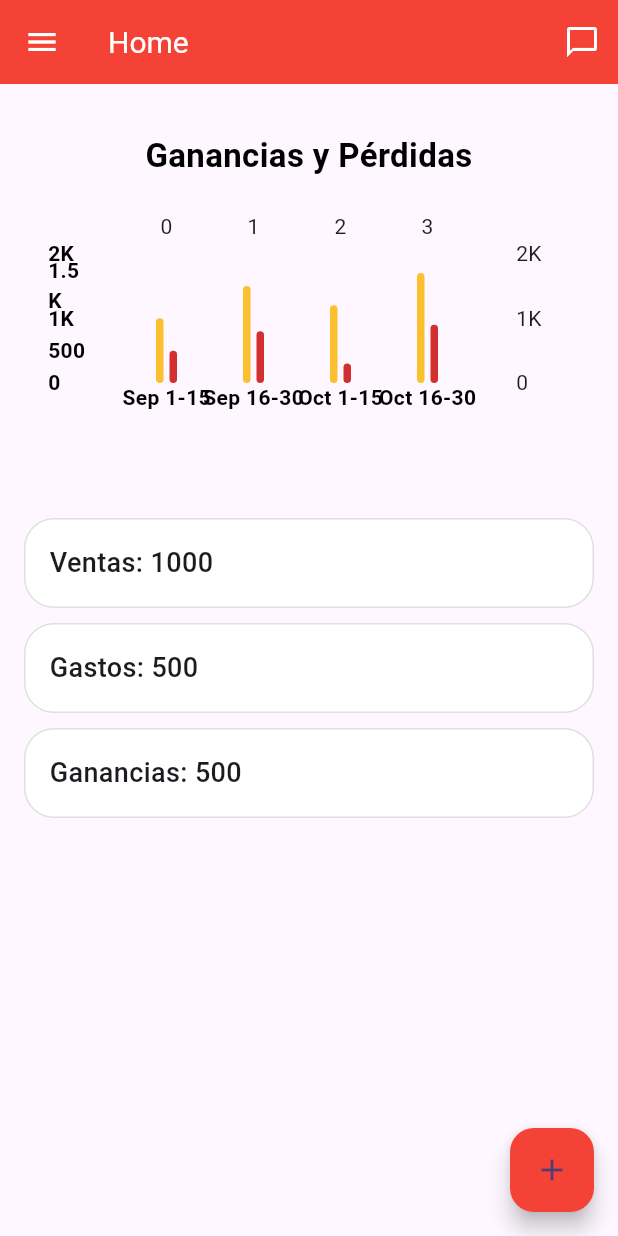
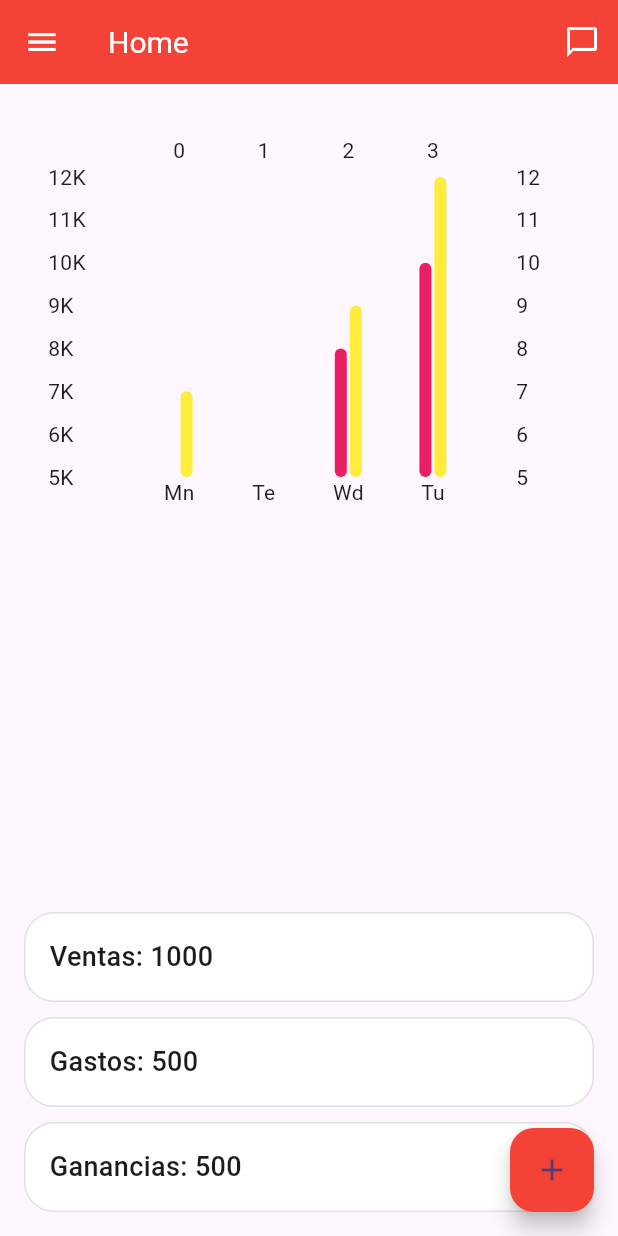
Before and after one commit to marlonbossa09/red_snack_gestion, a Flutter app: the screen it shows after launch, after a tap on "Iniciar Sesión", on a phone screen of 412 x 824 dp. Run offline on Flutter 3.47's test engine with Material 3 defaults, Android fonts, the phone set to English and light mode, and no system bars; drawn by our look-alikes of fl_chart.

Commit message:
agragando grafica modificar para que sea dinamica y modificar el home para poder enviar datos de manera dinamica a la app "const" problema en el futuro

```diff
--- a/lib/app/pages/chat_page.dart
+++ b/lib/app/pages/chat_page.dart
@@ -1,13 +1,13 @@
 import 'package:flutter/material.dart';
 
-class Chat extends StatefulWidget {
-  const Chat({super.key});
+class Chats extends StatefulWidget {
+  const Chats({super.key});
 
   @override
-  State<Chat> createState() => _ChatState();
+  State<Chats> createState() => _ChatState();
 }
 
-class _ChatState extends State<Chat> {
+class _ChatState extends State<Chats> {
   @override
   Widget build(BuildContext context) {
     return Container();
--- a/lib/app/pages/home.dart
+++ b/lib/app/pages/home.dart
@@ -9,16 +9,18 @@ class HomeScreen extends StatelessWidget {
   @override
   Widget build(BuildContext context) {
     return Scaffold(
-      appBar: const GlobalAppBar(title: 'Home', chatPage: Chat()),
+      appBar: const GlobalAppBar(title: 'Home', chatPage: Chats()),
       drawer: const SideMenu(),
       body: Padding(
         padding: const EdgeInsets.all(16.0),
         child: Column(
           crossAxisAlignment: CrossAxisAlignment.center,
           children: [
-            const BarChartSampleEmprendimiento(),
+            // Usa Expanded o Flexible para el gráfico
+            const Expanded(
+              child: TransaccionesEstado(),
+            ),
             const SizedBox(height: 20),
-
             // Tarjetas con ventas, gastos, ganancias
             _buildInfoCard('Ventas: 1000'),
             const SizedBox(height: 10),
--- a/lib/app/widget/grafica.dart
+++ b/lib/app/widget/grafica.dart
@@ -1,161 +1,112 @@
 import 'package:fl_chart/fl_chart.dart';
 import 'package:flutter/material.dart';
 
-class BarChartSampleEmprendimiento extends StatefulWidget {
-  const BarChartSampleEmprendimiento({super.key});
+class TransaccionesEstado extends StatefulWidget {
+  const TransaccionesEstado({super.key});
 
   @override
-  State<StatefulWidget> createState() => BarChartSampleEmprendimientoState();
+  _TransaccionesEstadoState createState() => _TransaccionesEstadoState();
 }
 
-class BarChartSampleEmprendimientoState extends State<BarChartSampleEmprendimiento> {
-  final double barWidth = 5;
-
-  late List<BarChartGroupData> barGroups;
-  late List<BarChartGroupData> showingBarGroups;
-
-  int touchedGroupIndex = -1;
-
-  final Color gananciasColor = Colors.yellow[700]!;
-  final Color perdidasColor = Colors.red[700]!;
-  final Color avgColor = Colors.red.withOpacity(0.5);
+class _TransaccionesEstadoState extends State<TransaccionesEstado> {
+  // Inicializamos datos de ejemplo para las transacciones
+  List<BarChartGroupData> showingBarGroups = [];
+  double maxY = 0;
 
   @override
   void initState() {
     super.initState();
-    final barGroup1 = makeGroupData(0, 1000, 500);  // Sep 1 - 15
-    final barGroup2 = makeGroupData(1, 1500, 800);  // Sep 16 - 30
-    final barGroup3 = makeGroupData(2, 1200, 300);  // Oct 1 - 15
-    final barGroup4 = makeGroupData(3, 1700, 900);  // Oct 16 - 30
+    // Cargamos datos iniciales
+    updateData();
+  }
 
-    barGroups = [
-      barGroup1,
-      barGroup2,
-      barGroup3,
-      barGroup4,
+  void updateData() {
+    // Aquí puedes actualizar tus datos de manera dinámica
+    // Simulando datos de transacciones
+    showingBarGroups = [
+      BarChartGroupData(
+        x: 0,
+        barRods: [
+          BarChartRodData(toY: 5, color: Colors.pink), // Transacciones para 5K
+          BarChartRodData(toY: 7, color: Colors.yellow), // Total para 7K
+        ],
+      ),
+      BarChartGroupData(
+        x: 1,
+        barRods: [
+          BarChartRodData(toY: 3, color: Colors.pink),
+          BarChartRodData(toY: 5, color: Colors.yellow),
+        ],
+      ),
+      BarChartGroupData(
+        x: 2,
+        barRods: [
+          BarChartRodData(toY: 8, color: Colors.pink),
+          BarChartRodData(toY: 9, color: Colors.yellow),
+        ],
+      ),
+      BarChartGroupData(
+        x: 3,
+        barRods: [
+          BarChartRodData(toY: 10, color: Colors.pink),
+          BarChartRodData(toY: 12, color: Colors.yellow),
+        ],
+      ),
+      // ... Añadir más datos
     ];
 
-    showingBarGroups = List.of(barGroups);
+    // Calcular el máximo Y dinámicamente
+    double calculatedMaxY = showingBarGroups.fold(
+        0, (prev, group) => prev > group.barRods.map((rod) => rod.toY).reduce((a, b) => a > b ? a : b) ? prev : group.barRods.map((rod) => rod.toY).reduce((a, b) => a > b ? a : b));
+
+    setState(() {
+      maxY = calculatedMaxY > 5 ? calculatedMaxY : 5; // Asegúrate de que maxY sea al menos 5
+    });
   }
 
   @override
   Widget build(BuildContext context) {
-    return AspectRatio(
-      aspectRatio: 1.5,
-      child: Padding(
+    return Scaffold(
+      body: SingleChildScrollView(
+        child: Container(
+          width: double.infinity,
+          height: 300,
           padding: const EdgeInsets.all(16),
-        child: Column(
-          crossAxisAlignment: CrossAxisAlignment.stretch,
-          children: <Widget>[
-            const Text(
-              'Ganancias y Pérdidas',
-              style: TextStyle(
-                color: Colors.black,
-                fontSize: 22,
-                fontWeight: FontWeight.bold,
-              ),
-              textAlign: TextAlign.center,
-            ),
-            const SizedBox(height: 20),
-            Expanded(
           child: BarChart(
             BarChartData(
-                  maxY: 2000,
+              minY: 5, // Inicia el eje Y desde 5K
+              maxY: maxY,
               barTouchData: BarTouchData(
                 touchTooltipData: BarTouchTooltipData(
                   getTooltipItem: (group, groupIndex, rod, rodIndex) {
-                        String week;
-                        switch (group.x.toInt()) {
-                          case 0:
-                            week = 'Sep 1 - 15';
-                            break;
-                          case 1:
-                            week = 'Sep 16 - 30';
-                            break;
-                          case 2:
-                            week = 'Oct 1 - 15';
-                            break;
-                          case 3:
-                            week = 'Oct 16 - 30';
-                            break;
-                          default:
-                            week = '';
-                            break;
-                        }
+                    final isTransaction = rod.color == Colors.pink;
+                    final value = rod.toY;
                     return BarTooltipItem(
-                          '$week\n',
-                          const TextStyle(
-                            color: Colors.white,
-                            fontWeight: FontWeight.bold,
-                            fontSize: 18,
-                          ),
-                          children: <TextSpan>[
-                            TextSpan(
-                              text: rod.toY.toString(),
-                              style: const TextStyle(
-                                color: Colors.yellow,
-                                fontSize: 16,
-                                fontWeight: FontWeight.w500,
-                              ),
-                            ),
-                          ],
+                      '${isTransaction ? "Transacción" : "Total"}: ${value}K',
+                      const TextStyle(color: Colors.black),
                     );
                   },
                 ),
-                    touchCallback: (FlTouchEvent event, response) {
-                      if (response == null || response.spot == null) {
-                        setState(() {
-                          touchedGroupIndex = -1;
-                          showingBarGroups = List.of(barGroups);
-                        });
-                        return;
-                      }
-
-                      touchedGroupIndex = response.spot!.touchedBarGroupIndex;
-
-                      setState(() {
-                        if (!event.isInterestedForInteractions) {
-                          touchedGroupIndex = -1;
-                          showingBarGroups = List.of(barGroups);
-                          return;
-                        }
-                        showingBarGroups = List.of(barGroups);
-                        if (touchedGroupIndex != -1) {
-                          final avg = (showingBarGroups[touchedGroupIndex]
-                                      .barRods
-                                      .map((rod) => rod.toY)
-                                      .reduce((a, b) => a + b)) /
-                                  showingBarGroups[touchedGroupIndex].barRods.length;
-
-                          showingBarGroups[touchedGroupIndex] =
-                              showingBarGroups[touchedGroupIndex].copyWith(
-                            barRods: showingBarGroups[touchedGroupIndex]
-                                .barRods
-                                .map((rod) => rod.copyWith(
-                                      toY: avg,
-                                      color: avgColor,
-                                    ))
-                                .toList(),
-                          );
-                        }
-                      });
-                    },
               ),
               titlesData: FlTitlesData(
                 show: true,
                 bottomTitles: AxisTitles(
                   sideTitles: SideTitles(
                     showTitles: true,
-                        getTitlesWidget: bottomTitles,
-                        reservedSize: 42,
+                    reservedSize: 38,
+                    getTitlesWidget: (value, meta) {
+                      const dayNames = ['Mn', 'Te', 'Wd', 'Tu', 'Fr', 'St', 'Su'];
+                      return Text(dayNames[value.toInt()]);
+                    },
                   ),
                 ),
                 leftTitles: AxisTitles(
                   sideTitles: SideTitles(
                     showTitles: true,
-                        getTitlesWidget: leftTitles,
-                        reservedSize: 28,
-                        interval: 500,
+                    reservedSize: 40,
+                    getTitlesWidget: (value, meta) {
+                      return Text('${(value.toInt()).toString()}K'); // Representa en miles
+                    },
                   ),
                 ),
               ),
@@ -165,79 +116,7 @@ class BarChartSampleEmprendimientoState extends State<BarChartSampleEmprendimien
             ),
           ),
         ),
-            const SizedBox(height: 12),
-          ],
-        ),
       ),
     );
   }
-
-  BarChartGroupData makeGroupData(int x, double ganancias, double perdidas) {
-    return BarChartGroupData(
-      barsSpace: 4,
-      x: x,
-      barRods: [
-        BarChartRodData(
-          toY: ganancias,
-          color: gananciasColor,
-          width: barWidth,
-        ),
-        BarChartRodData(
-          toY: perdidas,
-          color: perdidasColor,
-          width: barWidth,
-        ),
-      ],
-    );
 }
-
-  Widget leftTitles(double value, TitleMeta meta) {
-    const style = TextStyle(
-      color: Colors.black,
-      fontWeight: FontWeight.bold,
-      fontSize: 14,
-    );
-    String text;
-    if (value == 0) {
-      text = '0';
-    } else if (value == 500) {
-      text = '500';
-    } else if (value == 1000) {
-      text = '1K';
-    } else if (value == 1500) {
-      text = '1.5K';
-    } else if (value == 2000) {
-      text = '2K';
-    } else {
-      return Container();
-    }
-    return Text(text, style: style);
-  }
-
-  Widget bottomTitles(double value, TitleMeta meta) {
-    const style = TextStyle(
-      color: Colors.black,
-      fontWeight: FontWeight.bold,
-      fontSize: 14,
-    );
-    String text;
-    switch (value.toInt()) {
-      case 0:
-        text = 'Sep 1-15';
-        break;
-      case 1:
-        text = 'Sep 16-30';
-        break;
-      case 2:
-        text = 'Oct 1-15';
-        break;
-      case 3:
-        text = 'Oct 16-30';
-        break;
-      default:
-        text = '';
-        break;
-    }
-    return Text(text, style: style);
-  }
-}
```
Lines whose indentation alone changed are shown as unchanged.
